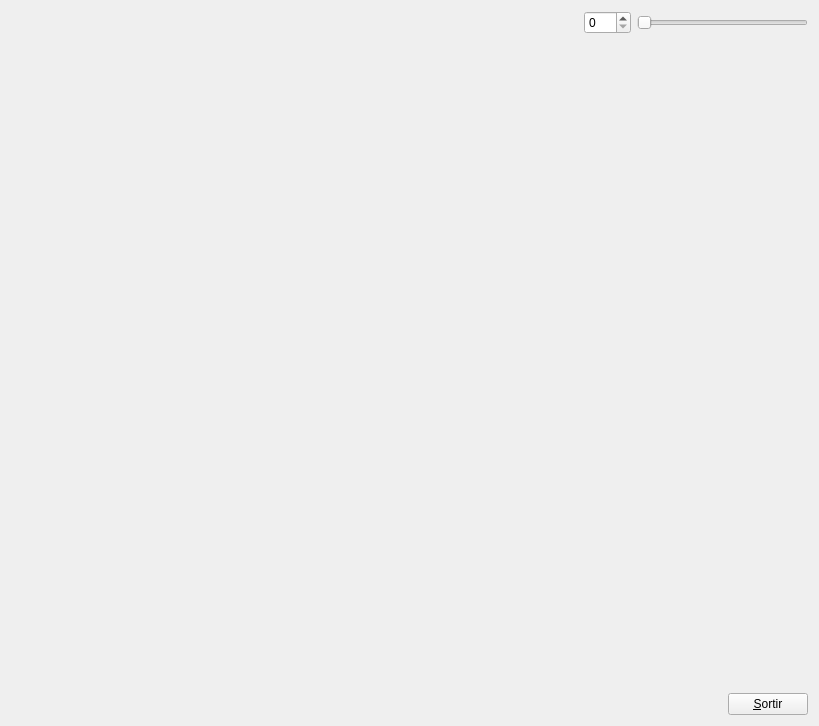
pnheinsohn/IDI-FIB-UPC, file laboratorios/block2/src/MyForm.ui: the form before one commit.
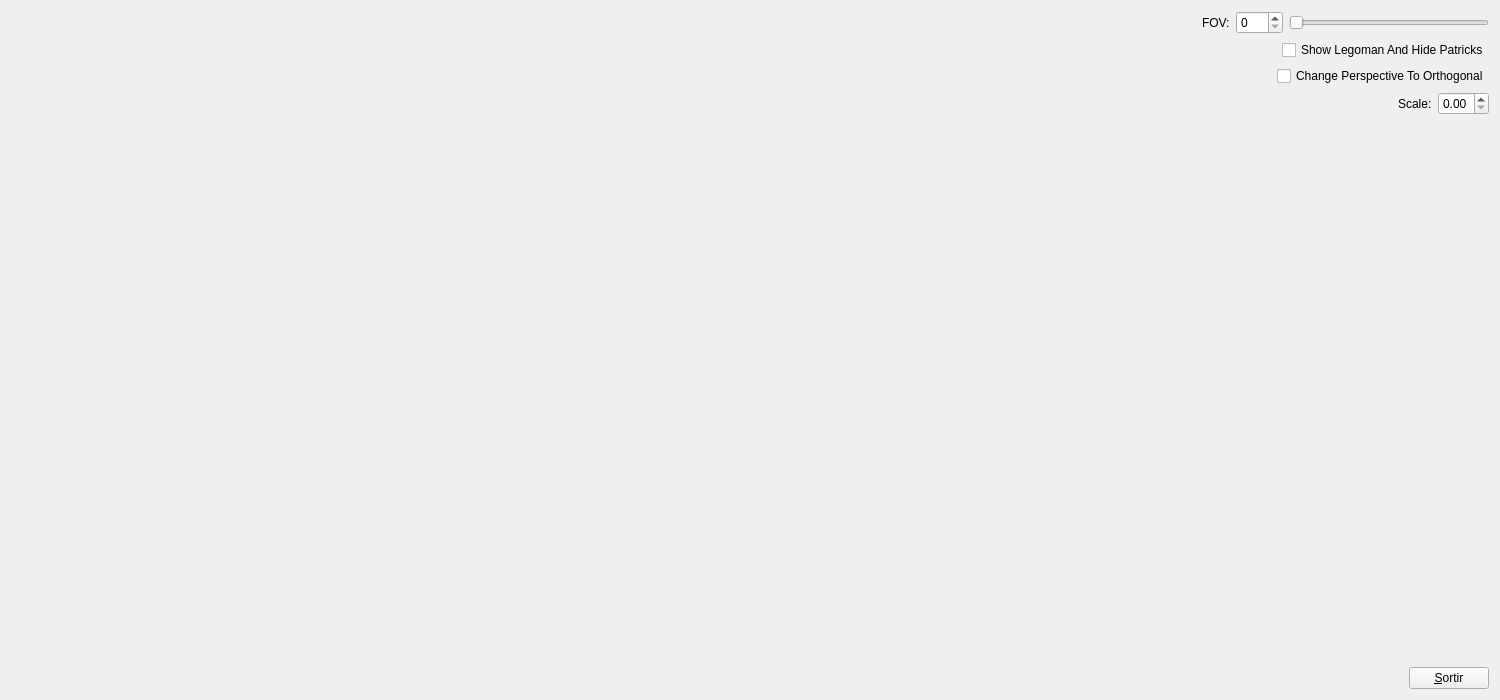
The form after the commit. Custom widgets are drawn as their Qt base class.

Patch:
```diff
--- a/laboratorios/block2/src/MyForm.ui
+++ b/laboratorios/block2/src/MyForm.ui
@@ -6,8 +6,8 @@
    <rect>
     <x>0</x>
     <y>0</y>
-    <width>819</width>
-    <height>726</height>
+    <width>1500</width>
+    <height>700</height>
    </rect>
   </property>
   <property name="windowTitle">
@@ -41,6 +41,13 @@
          </property>
         </spacer>
        </item>
+       <item>
+        <widget class="QLabel" name="label">
+         <property name="text">
+          <string>FOV:</string>
+         </property>
+        </widget>
+       </item>
        <item>
         <widget class="QSpinBox" name="fovSpinBox">
          <property name="maximumSize">
@@ -75,6 +82,88 @@
        </item>
       </layout>
      </item>
+     <item>
+      <layout class="QHBoxLayout" name="horizontalLayout_4">
+       <item>
+        <spacer name="horizontalSpacer">
+         <property name="orientation">
+          <enum>Qt::Horizontal</enum>
+         </property>
+         <property name="sizeHint" stdset="0">
+          <size>
+           <width>40</width>
+           <height>20</height>
+          </size>
+         </property>
+        </spacer>
+       </item>
+       <item>
+        <widget class="QCheckBox" name="checkBox">
+         <property name="text">
+          <string>Show Legoman And Hide Patricks</string>
+         </property>
+        </widget>
+       </item>
+      </layout>
+     </item>
+     <item>
+      <layout class="QHBoxLayout" name="horizontalLayout_5">
+       <item>
+        <spacer name="horizontalSpacer_4">
+         <property name="orientation">
+          <enum>Qt::Horizontal</enum>
+         </property>
+         <property name="sizeHint" stdset="0">
+          <size>
+           <width>40</width>
+           <height>20</height>
+          </size>
+         </property>
+        </spacer>
+       </item>
+       <item>
+        <widget class="QCheckBox" name="checkBox_2">
+         <property name="text">
+          <string>Change Perspective To Orthogonal</string>
+         </property>
+        </widget>
+       </item>
+      </layout>
+     </item>
+     <item>
+      <layout class="QHBoxLayout" name="horizontalLayout_6">
+       <item>
+        <spacer name="horizontalSpacer_5">
+         <property name="orientation">
+          <enum>Qt::Horizontal</enum>
+         </property>
+         <property name="sizeHint" stdset="0">
+          <size>
+           <width>40</width>
+           <height>20</height>
+          </size>
+         </property>
+        </spacer>
+       </item>
+       <item>
+        <widget class="QLabel" name="label_2">
+         <property name="text">
+          <string>Scale:</string>
+         </property>
+        </widget>
+       </item>
+       <item>
+        <widget class="QDoubleSpinBox" name="doubleSpinBox">
+         <property name="maximum">
+          <double>1.100000000000000</double>
+         </property>
+         <property name="singleStep">
+          <double>0.050000000000000</double>
+         </property>
+        </widget>
+       </item>
+      </layout>
+     </item>
      <item>
       <spacer name="verticalSpacer">
        <property name="orientation">
```
Left out of the diff: 119 changed lines with no effect on the pictures.
